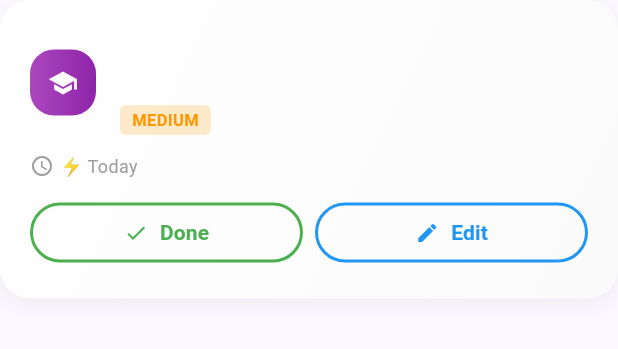
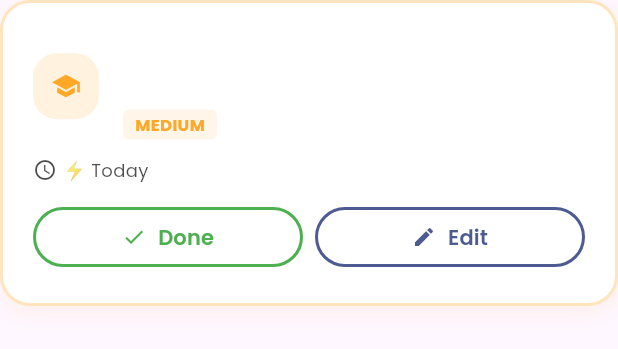
Before and after one commit to ValouteGG/LooopMind, a Flutter app: the TaskCard widget shown alone on an empty page, opened directly with empty values, on a phone screen of 412 x 824 dp. Shown: the top 349 px of the screen. Run offline on Flutter 3.47's test engine with Material 3 defaults, Android fonts, the phone set to English and light mode, and no system bars; our stand-ins replace google_fonts, shared_preferences, supabase_flutter; accounts and stored records are empty.

Commit message:
More UI Improvements

```diff
--- a/lib/routes/app_router.dart
+++ b/lib/routes/app_router.dart
@@ -8,8 +8,8 @@ class AppRouter extends StatelessWidget {
   @override
   Widget build(BuildContext context) {
     return MaterialApp(
-      title: 'Recipes App',
-      theme: ThemeData(primarySwatch: Colors.blue),
+      title: 'LoopMind',
+      theme: ThemeData(),
       initialRoute: '/',
       routes: {
         '/': (context) => const AuthChecker(),
--- a/lib/services/groq_service.dart
+++ b/lib/services/groq_service.dart
@@ -9,7 +9,7 @@ class GroqService {
   GroqService._internal();
 
   static const String _apiKey =
-      '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'; // https://console.groq.com/keys
+      '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';
   static const String _baseUrl =
       'https://api.groq.com/openai/v1/chat/completions';
 
--- a/lib/views/screens/home/home_screen.dart
+++ b/lib/views/screens/home/home_screen.dart
@@ -64,7 +64,7 @@ class _HomeScreenState extends State<HomeScreen> with TickerProviderStateMixin {
         onPressed: () => Navigator.pushNamed(context, '/create-task'),
         icon: const Icon(Icons.add),
         label: const Text('New Task'),
-        backgroundColor: Colors.blue,
+        backgroundColor: Theme.of(context).colorScheme.primary,
       ),
     );
   }
--- a/lib/views/screens/profile/profile_screen.dart
+++ b/lib/views/screens/profile/profile_screen.dart
@@ -35,7 +35,7 @@ class ProfileScreen extends StatelessWidget {
                 children: [
                   CircleAvatar(
                     radius: 50,
-                    backgroundColor: Colors.blue,
+                    backgroundColor: Theme.of(context).colorScheme.primary,
                     child: Text(
                       user.email.isNotEmpty ? user.email[0].toUpperCase() : 'U',
                       style: const TextStyle(
--- a/lib/views/screens/tasks/create_task_screen.dart
+++ b/lib/views/screens/tasks/create_task_screen.dart
@@ -119,7 +119,8 @@ class _CreateTaskScreenState extends State<CreateTaskScreen> {
                 width: double.infinity,
                 height: 50,
                 child: ElevatedButton(
-                  style: ElevatedButton.styleFrom(backgroundColor: Colors.blue),
+                  style: ElevatedButton.styleFrom(
+                      backgroundColor: Theme.of(context).colorScheme.primary),
                   onPressed: _isLoading ? null : _createTask,
                   child: _isLoading
                       ? const SizedBox(
--- a/lib/views/widgets/task_card.dart
+++ b/lib/views/widgets/task_card.dart
@@ -18,11 +18,11 @@ class TaskCard extends StatelessWidget {
   Color _getPriorityColor(TaskPriority priority) {
     switch (priority) {
       case TaskPriority.high:
-        return Colors.red;
+        return Colors.red.shade400;
       case TaskPriority.medium:
-        return Colors.orange;
+        return Colors.orange.shade400;
       case TaskPriority.low:
-        return Colors.green;
+        return Colors.green.shade400;
     }
   }
 
@@ -38,23 +38,23 @@ class TaskCard extends StatelessWidget {
   @override
   Widget build(BuildContext context) {
     final isDark = Theme.of(context).brightness == Brightness.dark;
+    final primaryColor = Theme.of(context).colorScheme.primary;
+    final priorityColor = _getPriorityColor(task.priority);
+    final cardBg = isDark ? Colors.grey.shade900 : Colors.white;
+    final textColor = isDark ? Colors.white : Colors.black87;
     return Container(
       margin: const EdgeInsets.only(bottom: 16),
       decoration: BoxDecoration(
-        gradient: LinearGradient(
-          colors: isDark
-              ? [Colors.grey.shade900!, Colors.grey.shade800!]
-              : [Colors.white, Colors.grey.shade50!],
-          begin: Alignment.topLeft,
-          end: Alignment.bottomRight,
+        color: cardBg,
+        borderRadius: BorderRadius.circular(20),
+        border: Border.all(
+          color: priorityColor.withOpacity(0.3),
+          width: 2,
         ),
-        borderRadius: BorderRadius.circular(20),
         boxShadow: [
           BoxShadow(
-            color: isDark
-                ? Colors.black.withOpacity(0.3)
-                : Colors.black.withOpacity(0.05),
-            blurRadius: 10,
+            color: priorityColor.withOpacity(0.1),
+            blurRadius: 12,
             offset: const Offset(0, 4),
           ),
         ],
@@ -80,17 +80,12 @@ class TaskCard extends StatelessWidget {
                       Container(
                         padding: const EdgeInsets.all(12),
                         decoration: BoxDecoration(
-                          gradient: LinearGradient(
-                            colors: [
-                              Colors.purple.shade400,
-                              Colors.purple.shade600
-                            ],
-                          ),
+                          color: priorityColor.withOpacity(0.15),
                           borderRadius: BorderRadius.circular(16),
                         ),
                         child: Icon(
                           task.completed ? Icons.emoji_events : Icons.school,
-                          color: Colors.white,
+                          color: priorityColor,
                           size: 20,
                         ),
                       ),
@@ -101,16 +96,19 @@ class TaskCard extends StatelessWidget {
                           children: [
                             Text(
                               task.title,
-                              style: const TextStyle(
+                              style: TextStyle(
                                 fontSize: 16,
                                 fontWeight: FontWeight.bold,
+                                color: textColor,
                               ),
                             ),
                             if (task.description != null) ...[
                               const SizedBox(height: 4),
                               Text(
                                 task.description!,
-                                style: const TextStyle(color: Colors.grey),
+                                style: TextStyle(
+                                  color: textColor.withOpacity(0.7),
+                                ),
                                 maxLines: 2,
                                 overflow: TextOverflow.ellipsis,
                               ),
@@ -120,8 +118,7 @@ class TaskCard extends StatelessWidget {
                               padding: const EdgeInsets.symmetric(
                                   horizontal: 8, vertical: 2),
                               decoration: BoxDecoration(
-                                color: _getPriorityColor(task.priority)
-                                    .withOpacity(0.2),
+                                color: priorityColor.withOpacity(0.1),
                                 borderRadius: BorderRadius.circular(4),
                               ),
                               child: Text(
@@ -133,7 +130,7 @@ class TaskCard extends StatelessWidget {
                                 style: TextStyle(
                                   fontSize: 11,
                                   fontWeight: FontWeight.bold,
-                                  color: _getPriorityColor(task.priority),
+                                  color: priorityColor,
                                 ),
                               ),
                             ),
@@ -145,13 +142,15 @@ class TaskCard extends StatelessWidget {
                   const SizedBox(height: 12),
                   Row(
                     children: [
-                      const Icon(Icons.access_time,
-                          size: 16, color: Colors.grey),
+                      Icon(Icons.access_time,
+                          size: 16, color: textColor.withOpacity(0.7)),
                       const SizedBox(width: 4),
                       Text(
                         _formatTimeRemaining(task.deadline),
-                        style:
-                            const TextStyle(color: Colors.grey, fontSize: 12),
+                        style: TextStyle(
+                          color: textColor.withOpacity(0.7),
+                          fontSize: 12,
+                        ),
                       ),
                       if (task.streakBonus > 0) ...[
                         const SizedBox(width: 16),
@@ -189,15 +188,14 @@ class TaskCard extends StatelessWidget {
                         Expanded(
                           child: OutlinedButton.icon(
                             onPressed: onEdit,
-                            icon: const Icon(Icons.edit,
-                                size: 16, color: Colors.blue),
-                            label: const Text('Edit',
+                            icon:
+                                Icon(Icons.edit, size: 16, color: primaryColor),
+                            label: Text('Edit',
                                 style: TextStyle(
-                                    color: Colors.blue,
+                                    color: primaryColor,
                                     fontWeight: FontWeight.w600)),
                             style: OutlinedButton.styleFrom(
-                              side: const BorderSide(
-                                  color: Colors.blue, width: 2),
+                              side: BorderSide(color: primaryColor, width: 2),
                               padding: const EdgeInsets.symmetric(
                                   horizontal: 12, vertical: 10),
                             ),
--- a/pubspec.yaml
+++ b/pubspec.yaml
@@ -12,6 +12,7 @@ dependencies:
     sdk: flutter
   supabase_flutter: ^2.8.4
   provider: ^6.0.5
+  google_fonts: ^6.2.1
   uuid: ^4.2.1
   cupertino_icons: ^1.0.2
   shared_preferences: ^2.3.2
```
Also changed, not shown: lib/main.dart (+38 -22 lines), lib/views/screens/profile/about_screen.dart (+14 -13 lines), lib/views/screens/profile/edit_profile_screen.dart (+5 -3 lines), pubspec.lock, 2 other files.
